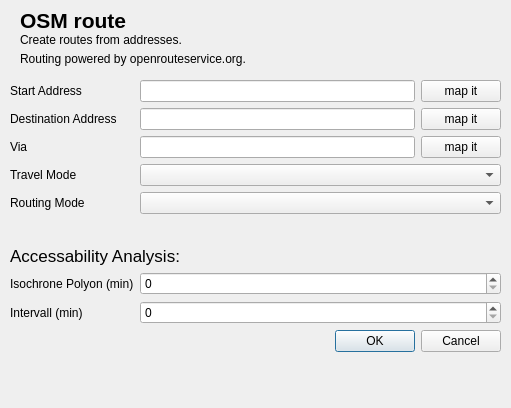
Qt form OSMroute_dialog_base.ui (Geolicious/OSMroute) before a commit.
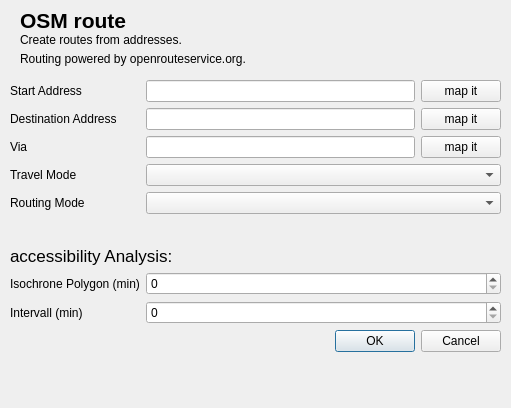
The same form after that commit. Icons and pictures are not drawn.

Diff of the .ui file:
```diff
--- a/OSMroute_dialog_base.ui
+++ b/OSMroute_dialog_base.ui
@@ -152,7 +152,7 @@
     <item row="7" column="0">
      <widget class="QLabel" name="label_13">
       <property name="text">
-       <string>Isochrone Polyon (min)</string>
+       <string>Isochrone Polygon (min)</string>
       </property>
      </widget>
     </item>
@@ -209,7 +209,7 @@
        </font>
       </property>
       <property name="text">
-       <string>Accessability Analysis:</string>
+       <string>accessibility Analysis:</string>
       </property>
      </widget>
     </item>
```
